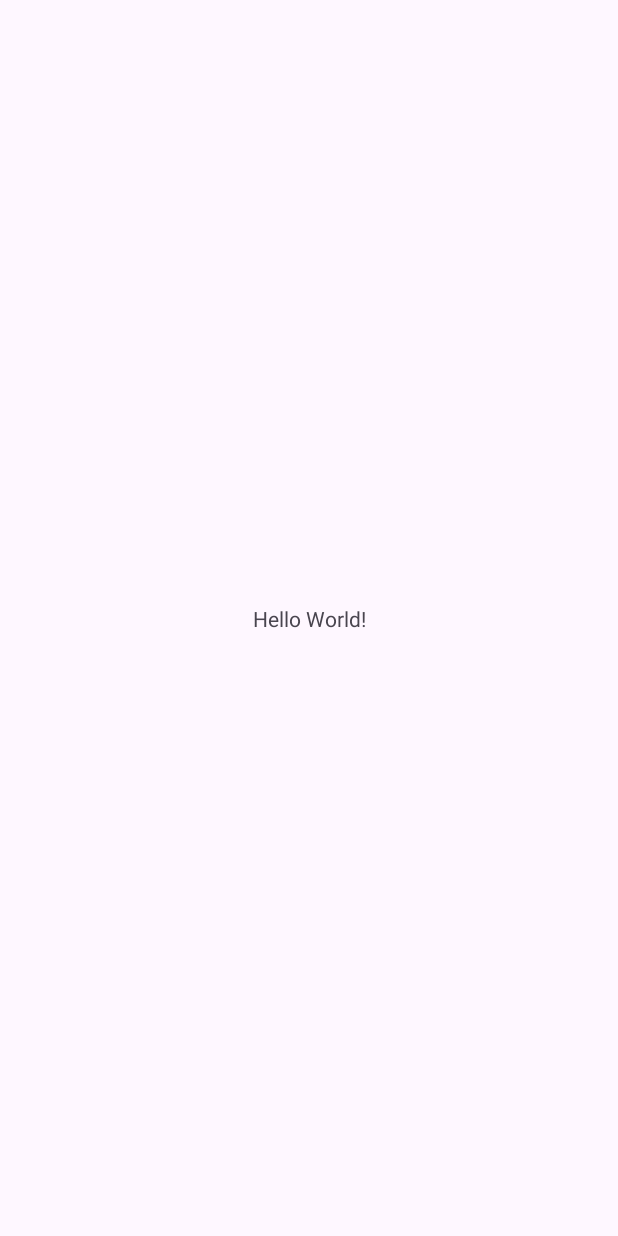
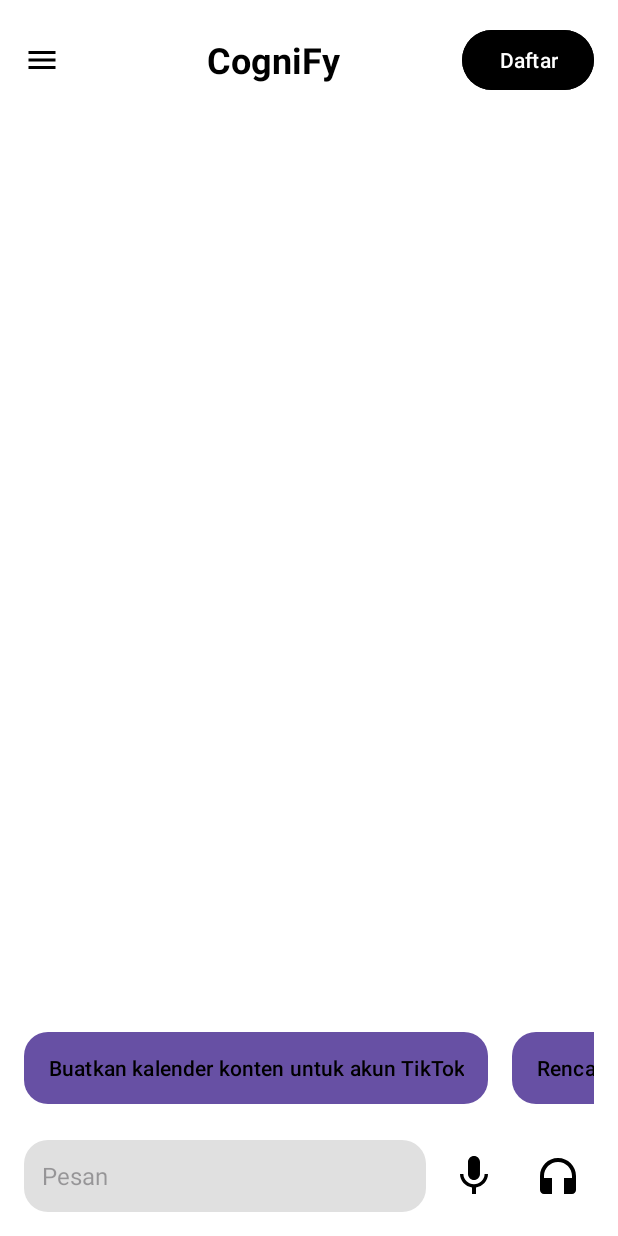
Before and after one commit to Brightlyviryaa/cogniFy, an Android app: the screen it shows after launch (MainActivity), on a phone screen of 412 x 824 dp. Before the commit the screen is almost empty. Run offline under Robolectric (Android 15) with nearby library versions, the phone set to English and light mode, and no system bars.

Commit message:
Tampilan utama

```diff
--- a/app/build.gradle.kts
+++ b/app/build.gradle.kts
@@ -48,10 +48,10 @@ dependencies {
     androidTestImplementation(libs.androidx.espresso.core)
 
     //Firebase Dependencies
-    implementation(platform("com.google.firebase:firebase-bom:33.5.0"))
+    implementation(platform("com.google.firebase:firebase-bom:33.5.1"))
     implementation("com.google.firebase:firebase-analytics")
     implementation("com.google.firebase:firebase-auth-ktx")
     implementation("com.google.firebase:firebase-firestore-ktx")
     implementation("com.google.firebase:firebase-storage-ktx")
-    implementation("com.google.android.gms:play-services-auth:20.5.0")
+    implementation("com.google.android.gms:play-services-auth:21.2.0")
 }
--- a/app/src/main/java/com/example/cognify/MainActivity.kt
+++ b/app/src/main/java/com/example/cognify/MainActivity.kt
@@ -9,12 +9,6 @@ import androidx.core.view.WindowInsetsCompat
 class MainActivity : AppCompatActivity() {
     override fun onCreate(savedInstanceState: Bundle?) {
         super.onCreate(savedInstanceState)
-        enableEdgeToEdge()
         setContentView(R.layout.activity_main)
-        ViewCompat.setOnApplyWindowInsetsListener(findViewById(R.id.main)) { v, insets ->
-            val systemBars = insets.getInsets(WindowInsetsCompat.Type.systemBars())
-            v.setPadding(systemBars.left, systemBars.top, systemBars.right, systemBars.bottom)
-            insets
-        }
     }
 }
--- /dev/null
+++ b/app/src/main/res/drawable/ic_headphone.xml
@@ -0,0 +1,5 @@
+<vector xmlns:android="http://schemas.android.com/apk/res/android" android:height="24dp" android:tint="#000000" android:viewportHeight="24" android:viewportWidth="24" android:width="24dp">
+
+    <path android:fillColor="@android:color/white" android:pathData="M12,3c-4.97,0 -9,4.03 -9,9v7c0,1.1 0.9,2 2,2h4v-8H5v-1c0,-3.87 3.13,-7 7,-7s7,3.13 7,7v1h-4v8h4c1.1,0 2,-0.9 2,-2v-7C21,7.03 16.97,3 12,3z"/>
+
+</vector>
--- /dev/null
+++ b/app/src/main/res/drawable/ic_menu.xml
@@ -0,0 +1,5 @@
+<vector xmlns:android="http://schemas.android.com/apk/res/android" android:height="24dp" android:tint="#000000" android:viewportHeight="24" android:viewportWidth="24" android:width="24dp">
+
+    <path android:fillColor="@android:color/white" android:pathData="M3,18h18v-2L3,16v2zM3,13h18v-2L3,11v2zM3,6v2h18L21,6L3,6z"/>
+
+</vector>
--- /dev/null
+++ b/app/src/main/res/drawable/ic_microphone.xml
@@ -0,0 +1,5 @@
+<vector xmlns:android="http://schemas.android.com/apk/res/android" android:height="24dp" android:tint="#000000" android:viewportHeight="24" android:viewportWidth="24" android:width="24dp">
+
+    <path android:fillColor="@android:color/white" android:pathData="M12,14c1.66,0 2.99,-1.34 2.99,-3L15,5c0,-1.66 -1.34,-3 -3,-3S9,3.34 9,5v6c0,1.66 1.34,3 3,3zM17.3,11c0,3 -2.54,5.1 -5.3,5.1S6.7,14 6.7,11L5,11c0,3.41 2.72,6.23 6,6.72L11,21h2v-3.28c3.28,-0.48 6,-3.3 6,-6.72h-1.7z"/>
+
+</vector>
--- /dev/null
+++ b/app/src/main/res/drawable/input_background.xml
@@ -0,0 +1,10 @@
+<?xml version="1.0" encoding="utf-8"?>
+<shape xmlns:android="http://schemas.android.com/apk/res/android">
+    <corners android:radius="16dp"/>
+    <solid android:color="#E0E0E0"/> <!-- Light gray background -->
+    <padding
+        android:left="16dp"
+        android:right="16dp"
+        android:top="12dp"
+        android:bottom="12dp"/>
+</shape>
--- /dev/null
+++ b/app/src/main/res/drawable/suggestion_button_background.xml
@@ -0,0 +1,10 @@
+<?xml version="1.0" encoding="utf-8"?>
+<shape xmlns:android="http://schemas.android.com/apk/res/android">
+    <corners android:radius="16dp"/>
+    <solid android:color="#ffffff"/>
+    <padding
+        android:left="16dp"
+        android:right="16dp"
+        android:top="8dp"
+        android:bottom="8dp"/>
+</shape>
--- a/app/src/main/res/layout/activity_main.xml
+++ b/app/src/main/res/layout/activity_main.xml
@@ -1,19 +1,132 @@
 <?xml version="1.0" encoding="utf-8"?>
-<androidx.constraintlayout.widget.ConstraintLayout xmlns:android="http://schemas.android.com/apk/res/android"
-    xmlns:app="http://schemas.android.com/apk/res-auto"
-    xmlns:tools="http://schemas.android.com/tools"
-    android:id="@+id/main"
+<RelativeLayout
+    xmlns:android="http://schemas.android.com/apk/res/android"
     android:layout_width="match_parent"
     android:layout_height="match_parent"
-    tools:context=".MainActivity">
+    android:background="@android:color/white">
 
-    <TextView
-        android:layout_width="wrap_content"
+    <!-- Top Navigation Bar -->
+    <LinearLayout
+        android:id="@+id/top_navigation"
+        android:layout_width="match_parent"
         android:layout_height="wrap_content"
-        android:text="Hello World!"
-        app:layout_constraintBottom_toBottomOf="parent"
-        app:layout_constraintEnd_toEndOf="parent"
-        app:layout_constraintStart_toStartOf="parent"
-        app:layout_constraintTop_toTopOf="parent" />
+        android:orientation="horizontal"
+        android:padding="16dp"
+        android:gravity="center_vertical">
 
-</androidx.constraintlayout.widget.ConstraintLayout>
+        <!-- Hamburger Menu Icon -->
+        <ImageView
+            android:id="@+id/menu_icon"
+            android:layout_width="wrap_content"
+            android:layout_height="wrap_content"
+            android:contentDescription="Menu Icon"
+            android:src="@drawable/ic_menu" /> <!-- Use a menu icon drawable here -->
+
+        <!-- App Logo or Name -->
+        <TextView
+            android:id="@+id/app_name"
+            android:layout_width="0dp"
+            android:layout_height="wrap_content"
+            android:layout_weight="1"
+            android:gravity="center"
+            android:layout_marginStart="16dp"
+            android:text="CogniFy"
+            android:textSize="24sp"
+            android:textStyle="bold"
+            android:textColor="@android:color/black" />
+
+        <!-- Sign Up Button -->
+        <Button
+            android:id="@+id/signup_button"
+            android:layout_width="wrap_content"
+            android:layout_height="wrap_content"
+            android:backgroundTint="@android:color/black"
+            android:text="Daftar"
+            android:textColor="@android:color/white" />
+    </LinearLayout>
+
+    <!-- Suggestions Row -->
+    <HorizontalScrollView
+        android:id="@+id/suggestions_row"
+        android:layout_width="match_parent"
+        android:layout_height="wrap_content"
+        android:paddingHorizontal="16dp"
+        android:paddingVertical="8dp"
+        android:layout_above="@+id/message_input_section"
+        android:scrollbars="none">
+
+        <LinearLayout
+            android:layout_width="wrap_content"
+            android:layout_height="wrap_content"
+            android:orientation="horizontal">
+
+            <!-- First Suggestion Button -->
+            <Button
+                android:layout_width="wrap_content"
+                android:layout_height="wrap_content"
+                android:background="@drawable/suggestion_button_background"
+                android:text="Buatkan kalender konten untuk akun TikTok"
+                android:paddingHorizontal="16dp"
+                android:textColor="@android:color/black" />
+
+            <!-- Spacing between suggestion buttons -->
+            <Space
+                android:layout_width="16dp"
+                android:layout_height="wrap_content" />
+
+            <!-- Second Suggestion Button -->
+            <Button
+                android:layout_width="wrap_content"
+                android:layout_height="wrap_content"
+                android:background="@drawable/suggestion_button_background"
+                android:text="Rencanakan untuk menik"
+                android:paddingHorizontal="16dp"
+                android:textColor="@android:color/black" />
+        </LinearLayout>
+    </HorizontalScrollView>
+
+    <!-- Bottom Message Input Section -->
+    <LinearLayout
+        android:id="@+id/message_input_section"
+        android:layout_width="match_parent"
+        android:layout_height="wrap_content"
+        android:orientation="horizontal"
+        android:gravity="center_vertical"
+        android:padding="16dp"
+        android:layout_alignParentBottom="true">
+
+        <!-- Message Input EditText -->
+        <EditText
+            android:id="@+id/message_input"
+            android:layout_width="0dp"
+            android:layout_height="48dp"
+            android:layout_weight="1"
+            android:hint="Pesan"
+            android:padding="12dp"
+            android:background="@drawable/input_background"
+            android:textColor="@android:color/black"
+            android:textSize="16sp"
+            android:inputType="textMultiLine" />
+
+        <!-- Microphone Icon for Voice Input -->
+        <ImageView
+            android:id="@+id/voice_input"
+            android:layout_width="48dp"
+            android:layout_height="48dp"
+            android:layout_marginStart="8dp"
+            android:contentDescription="Voice Input"
+            android:padding="8dp"
+            android:src="@drawable/ic_microphone" />
+
+        <!-- Headphone Icon (Assuming it’s for some additional feature) -->
+        <ImageView
+            android:id="@+id/headphone_icon"
+            android:layout_width="48dp"
+            android:layout_height="48dp"
+            android:layout_marginStart="8dp"
+            android:contentDescription="Headphone Icon"
+            android:padding="8dp"
+            android:src="@drawable/ic_headphone" />
+    </LinearLayout>
+
+</RelativeLayout>
--- a/app/src/main/res/values/strings.xml
+++ b/app/src/main/res/values/strings.xml
@@ -1,3 +1,4 @@
 <resources>
     <string name="app_name">CogniFy</string>
+    <string name="default_web_client_id">880362125506-v5879m3qf7ulvvv8mf4cc7pht594de5c.apps.googleusercontent.com</string>
 </resources>
```
